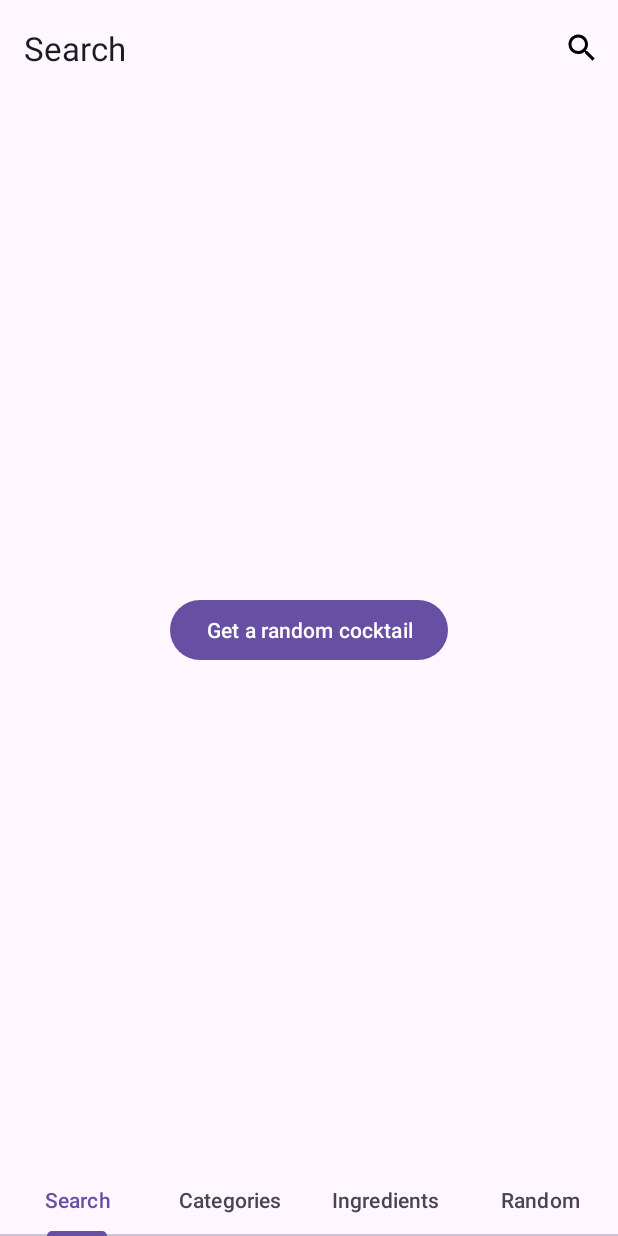
After one commit to fbour33/CocktailApp, an Android app: the fragment RandomCocktailFragment placed in its activity, on a phone screen of 412 x 824 dp. The commit adds this screen. Run offline under Robolectric (Android 15) with nearby library versions, the phone set to English and light mode, and no system bars.

Commit message:
Random coktail

```diff
--- a/app/src/main/java/com/example/cocktailapp/MainActivity.kt
+++ b/app/src/main/java/com/example/cocktailapp/MainActivity.kt
@@ -12,6 +12,7 @@ import com.example.cocktailapp.ui.categories.CategoryListener
 import com.example.cocktailapp.ui.cocktails.CocktailFragment
 import com.example.cocktailapp.ui.cocktails.FragmentType
 import com.example.cocktailapp.ui.ingredients.IngredientsFragment
+import com.example.cocktailapp.ui.random.RandomCocktailFragment
 import com.example.cocktailapp.ui.search.SearchFragment
 import com.google.android.material.tabs.TabLayout
 
@@ -86,6 +87,7 @@ class MainActivity : AppCompatActivity(), TabLayout.OnTabSelectedListener, Categ
             0 -> displayTab(SearchFragment.newInstance(), R.string.search_text)
             1 -> displayTab(CategoriesFragment.newInstance(), R.string.categories_text)
             2 -> displayTab(IngredientsFragment.newInstance(), R.string.ingredients_text)
+            3 -> displayTab(RandomCocktailFragment.newInstance(), R.string.random_text)
         }
     }
 
--- a/app/src/main/java/com/example/cocktailapp/core/model/ApiUrls.kt
+++ b/app/src/main/java/com/example/cocktailapp/core/model/ApiUrls.kt
@@ -7,4 +7,5 @@ enum class ApiUrls(val value: String){
     URL_COCKTAIL_FILTER_INGREDIENT("https://www.thecocktaildb.com/api/json/v1/1/filter.php?i="),
     URL_COCKTAIL_FILTER_CATEGORY("https://www.thecocktaildb.com/api/json/v1/1/filter.php?c="),
     URL_COCKTAIL_DETAIL("https://www.thecocktaildb.com/api/json/v1/1/lookup.php?i="),
+    URL_COCKTAIL_RANDOM("https://www.thecocktaildb.com/api/json/v1/1/random.php"),
 }
--- /dev/null
+++ b/app/src/main/java/com/example/cocktailapp/ui/random/RandomCocktailFragment.kt
@@ -0,0 +1,76 @@
+package com.example.cocktailapp.ui.random
+
+import android.content.Intent
+import android.os.Bundle
+import android.util.Log
+import androidx.fragment.app.Fragment
+import android.view.LayoutInflater
+import android.view.View
+import android.view.ViewGroup
+import androidx.recyclerview.widget.LinearLayoutManager
+import com.example.cocktailapp.ActivityCocktailDetail
+import com.example.cocktailapp.core.model.ApiUrls
+import com.example.cocktailapp.core.model.DrinksResponse
+import com.example.cocktailapp.core.service.SearchDrinkFetcher
+import com.example.cocktailapp.databinding.FragmentRandomCocktailBinding
+import com.example.cocktailapp.ui.cocktails.FragmentType
+import com.example.cocktailapp.ui.ingredients.IngredientsAdapter
+import com.example.cocktailapp.ui.ingredients.IngredientsFragment
+
+/**
+ * A simple [Fragment] subclass.
+ * Use the [RandomCocktailFragment.newInstance] factory method to
+ * create an instance of this fragment.
+ */
+class RandomCocktailFragment : Fragment() {
+
+    private lateinit var binding: FragmentRandomCocktailBinding
+    private val cocktailFetcher = SearchDrinkFetcher()
+
+
+    override fun onCreateView(
+        inflater: LayoutInflater, container: ViewGroup?,
+        savedInstanceState: Bundle?
+    ): View? {
+        // Inflate the layout for this fragment
+        binding = FragmentRandomCocktailBinding.inflate(inflater, container, false)
+        binding.circularProgressIndicator.visibility = View.GONE
+        return binding.root
+    }
+
+    override fun onViewCreated(view: View, savedInstanceState: Bundle?) {
+        super.onViewCreated(view, savedInstanceState)
+        binding.randomButton.setOnClickListener {
+            it.visibility = View.GONE
+            binding.circularProgressIndicator.visibility = View.VISIBLE
+            cocktailFetcher.fetchData(ApiUrls.URL_COCKTAIL_RANDOM) { ingredientResponse ->
+                ingredientResponse?.let {
+                    updateIngredient(it)
+                }
+            }
+        }
+    }
+
+    override fun onResume() {
+        super.onResume()
+        binding.circularProgressIndicator.visibility = View.GONE
+        binding.randomButton.visibility = View.VISIBLE
+    }
+
+    private fun updateIngredient(cocktailResponse: DrinksResponse){
+        activity?.runOnUiThread {
+            binding.circularProgressIndicator.visibility = View.GONE
+            if(cocktailResponse.drinks?.isNotEmpty() == true) {
+                val drink = cocktailResponse.drinks?.get(0)
+                val intent = Intent(context, ActivityCocktailDetail::class.java)
+                intent.putExtra("cocktail_id", drink?.id)
+                context?.startActivity(intent)
+            }
+        }
+    }
+
+    companion object {
+        @JvmStatic
+        fun newInstance() = RandomCocktailFragment()
+    }
+}
--- a/app/src/main/res/layout/activity_main.xml
+++ b/app/src/main/res/layout/activity_main.xml
@@ -56,6 +56,11 @@
             android:layout_height="wrap_content"
             android:text="@string/ingredients_text" />
 
+        <com.google.android.material.tabs.TabItem
+            android:layout_width="wrap_content"
+            android:layout_height="wrap_content"
+            android:text="@string/random_text" />
+
     </com.google.android.material.tabs.TabLayout>
 
 </androidx.constraintlayout.widget.ConstraintLayout>
--- /dev/null
+++ b/app/src/main/res/layout/fragment_random_cocktail.xml
@@ -0,0 +1,28 @@
+<?xml version="1.0" encoding="utf-8"?>
+<FrameLayout xmlns:android="http://schemas.android.com/apk/res/android"
+    xmlns:tools="http://schemas.android.com/tools"
+    android:layout_width="match_parent"
+    android:layout_height="match_parent"
+    xmlns:app="http://schemas.android.com/apk/res-auto"
+    tools:context=".ui.random.RandomCocktailFragment">
+
+    <Button
+        android:id="@+id/random_button"
+        android:layout_width="wrap_content"
+        android:layout_height="wrap_content"
+        android:text="@string/random_cocktail_button"
+        android:layout_gravity="center"
+        android:gravity="center"/>
+
+
+    <com.google.android.material.progressindicator.CircularProgressIndicator
+        android:id="@+id/circular_progress_indicator"
+        android:layout_width="wrap_content"
+        android:layout_height="wrap_content"
+        android:backgroundTint="@color/blue"
+        app:indicatorSize="50dp"
+        android:indeterminate="true"
+        android:layout_gravity="center"
+        android:layout_margin="12dp"/>
+
+</FrameLayout>
--- a/app/src/main/res/values/strings.xml
+++ b/app/src/main/res/values/strings.xml
@@ -4,6 +4,8 @@
     <string name="categories_text">Categories</string>
     <string name="ingredients_text">Ingredients</string>
     <string name="search_bar_hint">Search</string>
+    <string name="random_text">Random</string>
+    <string name="random_cocktail_button">Get a random cocktail</string>
     <string name="image_description">image description</string>
     <string name="no_result_message">No Result Found</string>
     <string name="ingredient_option">Ingredients</string>
```
